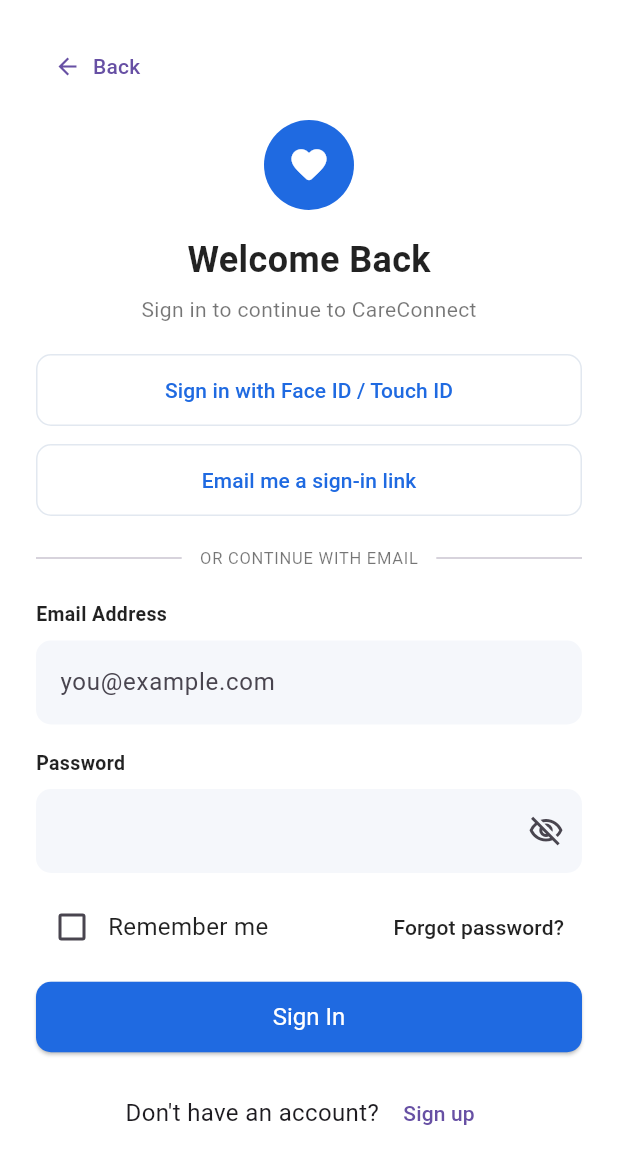
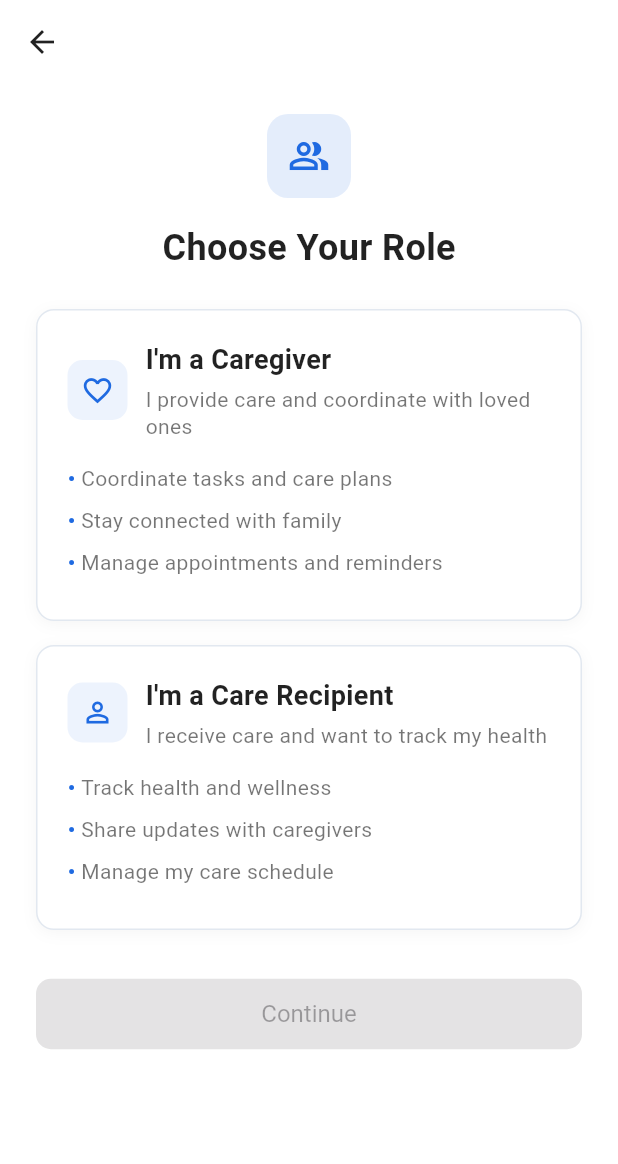
Before and after one commit to umgcTeam10/stml_careconnect, a Flutter app: the screen it shows after launch, after a tap on "Get Started", on a phone screen of 412 x 824 dp. Shown: the top 1164 px of the screen. Run offline on Flutter 3.47's test engine with Material 3 defaults, Android fonts, the phone set to English and light mode, and no system bars.

Commit message:
Week 6: role selection + screen updates + tests

```diff
--- a/lib/app/app_routes.dart
+++ b/lib/app/app_routes.dart
@@ -1,5 +1,6 @@
 class AppRoutes {
   static const welcome = '/';
+  static const roleSelection = '/role-selection';
   static const login = '/login';
   static const signup = '/signup';
   static const dashboard = '/dashboard';
--- a/lib/main.dart
+++ b/lib/main.dart
@@ -10,6 +10,7 @@
 import 'screens/signup_screen.dart';
 import 'screens/task_details_screen.dart';
 import 'screens/tasks_screen.dart';
+import 'screens/role_selection_screen.dart';
 import 'screens/welcome_screen.dart';
 import 'theme/app_theme.dart';
 
@@ -30,6 +31,8 @@
       initialRoute: AppRoutes.welcome,
       routes: {
         AppRoutes.welcome: (context) => const WelcomeScreen(),
+        AppRoutes.roleSelection: (context) =>
+            const RoleSelectionScreen(),
         AppRoutes.login: (context) => const LoginScreen(),
         AppRoutes.signup: (context) => const SignUpScreen(),
         AppRoutes.dashboard: (context) => const DashboardScreen(),
--- a/lib/screens/login_screen.dart
+++ b/lib/screens/login_screen.dart
@@ -34,10 +34,14 @@
                 child: Column(
                   crossAxisAlignment: CrossAxisAlignment.start,
                   children: [
-                    TextButton.icon(
+                    Semantics(
+                      label: 'Back',
+                      button: true,
+                      child: TextButton.icon(
                         onPressed: () => Navigator.pop(context),
                         icon: const Icon(Icons.arrow_back, size: 18),
                         label: const Text('Back'),
+                      ),
                     ),
                     const SizedBox(height: 12),
                     Center(
@@ -49,13 +53,16 @@
                           children: [
                             Center(child: AppLogoBadge.circle()),
                             const SizedBox(height: 16),
-                            const Center(
-                              child: Text(
+                            Center(
+                              child: Semantics(
+                                header: true,
+                                child: const Text(
                                   'Welcome Back',
                                   style: TextStyle(
                                   fontSize: 24,
                                   fontWeight: FontWeight.bold,
                                   color: Colors.black87,
+                                  ),
                                 ),
                               ),
                             ),
@@ -109,7 +116,9 @@
                               ),
                             ),
                             const SizedBox(height: 8),
-                            TextField(
+                            Semantics(
+                              label: 'Email Address',
+                              child: TextField(
                                 keyboardType: TextInputType.emailAddress,
                                 decoration: InputDecoration(
                                   hintText: 'you@example.com',
@@ -118,6 +127,7 @@
                                 border: OutlineInputBorder(
                                   borderRadius: BorderRadius.circular(10),
                                   borderSide: BorderSide.none,
+                                ),
                               ),
                             ),
                             ),
@@ -131,7 +141,9 @@
                               ),
                             ),
                             const SizedBox(height: 8),
-                            TextField(
+                            Semantics(
+                              label: 'Password',
+                              child: TextField(
                                 obscureText: _obscurePassword,
                                 decoration: InputDecoration(
                                   filled: true,
@@ -140,10 +152,16 @@
                                     borderRadius: BorderRadius.circular(10),
                                     borderSide: BorderSide.none,
                                   ),
-                                suffixIcon: IconButton(
+                                  suffixIcon: Semantics(
+                                    label: _obscurePassword
+                                        ? 'Show password'
+                                        : 'Hide password',
+                                    button: true,
+                                    child: IconButton(
                                       onPressed: () {
                                         setState(() {
-                                      _obscurePassword = !_obscurePassword;
+                                          _obscurePassword =
+                                              !_obscurePassword;
                                         });
                                       },
                                       icon: Icon(
@@ -151,11 +169,20 @@
                                             ? Icons.visibility_off_outlined
                                             : Icons.visibility_outlined,
                                       ),
+                                      tooltip: _obscurePassword
+                                          ? 'Show password'
+                                          : 'Hide password',
+                                    ),
+                                  ),
                                 ),
                               ),
                             ),
                             const SizedBox(height: 12),
                             Row(
+                              children: [
+                                MergeSemantics(
+                                  child: Row(
+                                    mainAxisSize: MainAxisSize.min,
                                     children: [
                                       Checkbox(
                                         value: _rememberMe,
@@ -168,6 +195,9 @@
                                       const Text(
                                         'Remember me',
                                         style: TextStyle(color: Colors.black87),
+                                      ),
+                                    ],
+                                  ),
                                 ),
                                 const Spacer(),
                                 TextButton(
@@ -185,7 +215,7 @@
                               onPressed: () {
                                 Navigator.pushReplacementNamed(
                                   context,
-                                  AppRoutes.signup,
+                                  AppRoutes.dashboard,
                                 );
                               },
                             ),
--- /dev/null
+++ b/lib/screens/role_selection_screen.dart
@@ -0,0 +1,276 @@
+import 'package:flutter/material.dart';
+import '../app/app_routes.dart';
+import '../theme/app_theme.dart';
+import '../widgets/primary_button.dart';
+
+enum UserRole { careRecipient, caregiver }
+
+class RoleSelectionScreen extends StatefulWidget {
+  const RoleSelectionScreen({super.key});
+
+  @override
+  State<RoleSelectionScreen> createState() => _RoleSelectionScreenState();
+}
+
+class _RoleSelectionScreenState extends State<RoleSelectionScreen> {
+  UserRole? _selectedRole;
+
+  @override
+  Widget build(BuildContext context) {
+    return Scaffold(
+      backgroundColor: Colors.white,
+      appBar: AppBar(
+        backgroundColor: Colors.white,
+        elevation: 0,
+        leading: Semantics(
+          label: 'Back',
+          button: true,
+          child: IconButton(
+            onPressed: () => Navigator.pop(context),
+            icon: const Icon(Icons.arrow_back, color: Colors.black87),
+            tooltip: 'Back',
+          ),
+        ),
+      ),
+      body: SafeArea(
+        child: LayoutBuilder(
+          builder: (context, constraints) {
+            return SingleChildScrollView(
+              padding: const EdgeInsets.symmetric(horizontal: 24, vertical: 20),
+              child: ConstrainedBox(
+                constraints: BoxConstraints(minHeight: constraints.maxHeight),
+                child: Column(
+                  crossAxisAlignment: CrossAxisAlignment.stretch,
+                  mainAxisSize: MainAxisSize.min,
+                  children: [
+                    // Top centered icon (decorative, excluded from semantics)
+                    Center(
+                      child: ExcludeSemantics(
+                        child: Container(
+                          width: 56,
+                          height: 56,
+                          decoration: BoxDecoration(
+                            color: AppColors.primary.withOpacity(0.12),
+                            borderRadius: BorderRadius.circular(14),
+                          ),
+                          child: const Icon(
+                            Icons.people_alt_outlined,
+                            color: AppColors.primary,
+                            size: 28,
+                          ),
+                        ),
+                      ),
+                    ),
+                    const SizedBox(height: 16),
+                    Semantics(
+                      header: true,
+                      child: const Center(
+                        child: Text(
+                          'Choose Your Role',
+                          style: TextStyle(
+                            fontSize: 24,
+                            fontWeight: FontWeight.bold,
+                            color: Colors.black87,
+                          ),
+                        ),
+                      ),
+                    ),
+                    const SizedBox(height: 24),
+                    _RoleCard(
+                      role: UserRole.caregiver,
+                      title: "I'm a Caregiver",
+                      subtitle: 'I provide care and coordinate with loved ones',
+                      icon: Icons.favorite_border,
+                      benefits: const [
+                        'Coordinate tasks and care plans',
+                        'Stay connected with family',
+                        'Manage appointments and reminders',
+                      ],
+                      isSelected: _selectedRole == UserRole.caregiver,
+                      onTap: () {
+                        setState(() => _selectedRole = UserRole.caregiver);
+                      },
+                    ),
+                    const SizedBox(height: 16),
+                    _RoleCard(
+                      role: UserRole.careRecipient,
+                      title: "I'm a Care Recipient",
+                      subtitle: 'I receive care and want to track my health',
+                      icon: Icons.person_outline,
+                      benefits: const [
+                        'Track health and wellness',
+                        'Share updates with caregivers',
+                        'Manage my care schedule',
+                      ],
+                      isSelected: _selectedRole == UserRole.careRecipient,
+                      onTap: () {
+                        setState(() => _selectedRole = UserRole.careRecipient);
+                      },
+                    ),
+                    const SizedBox(height: 32),
+                    PrimaryButton(
+                      label: 'Continue',
+                      onPressed: _selectedRole == null
+                          ? null
+                          : () {
+                              Navigator.pushReplacementNamed(
+                                context,
+                                AppRoutes.login,
+                              );
+                            },
+                    ),
+                  ],
+                ),
+              ),
+            );
+          },
+        ),
+      ),
+    );
+  }
+}
+
+class _RoleCard extends StatelessWidget {
+  const _RoleCard({
+    required this.role,
+    required this.title,
+    required this.subtitle,
+    required this.icon,
+    required this.benefits,
+    required this.isSelected,
+    required this.onTap,
+  });
+
+  final UserRole role;
+  final String title;
+  final String subtitle;
+  final IconData icon;
+  final List<String> benefits;
+  final bool isSelected;
+  final VoidCallback onTap;
+
+  @override
+  Widget build(BuildContext context) {
+    return Semantics(
+      button: true,
+      selected: isSelected,
+      label: title,
+      hint: 'Double tap to select this role',
+      child: InkWell(
+        onTap: onTap,
+        borderRadius: BorderRadius.circular(12),
+        child: AnimatedContainer(
+          duration: const Duration(milliseconds: 150),
+          padding: const EdgeInsets.all(20),
+          decoration: BoxDecoration(
+            color: isSelected
+                ? AppColors.primary.withOpacity(0.06)
+                : AppColors.lightCard,
+            borderRadius: BorderRadius.circular(12),
+            border: Border.all(
+              color: isSelected
+                  ? AppColors.primary
+                  : const Color(0xFFE2E8F0),
+              width: isSelected ? 2 : 1,
+            ),
+            boxShadow: [
+              BoxShadow(
+                color: Colors.black.withOpacity(0.04),
+                blurRadius: 8,
+                offset: const Offset(0, 2),
+              ),
+            ],
+          ),
+          child: Column(
+            crossAxisAlignment: CrossAxisAlignment.start,
+            children: [
+              Row(
+                children: [
+                  ExcludeSemantics(
+                    child: Container(
+                      width: 40,
+                      height: 40,
+                      decoration: BoxDecoration(
+                        color: isSelected
+                            ? AppColors.primary.withOpacity(0.15)
+                            : AppColors.primary.withOpacity(0.08),
+                        borderRadius: BorderRadius.circular(10),
+                      ),
+                      child: Icon(
+                        icon,
+                        color: AppColors.primary,
+                        size: 22,
+                      ),
+                    ),
+                  ),
+                  const SizedBox(width: 12),
+                  Expanded(
+                    child: Column(
+                      crossAxisAlignment: CrossAxisAlignment.start,
+                      children: [
+                        Text(
+                          title,
+                          style: const TextStyle(
+                            fontSize: 18,
+                            fontWeight: FontWeight.bold,
+                            color: Colors.black87,
+                          ),
+                        ),
+                        const SizedBox(height: 4),
+                        Text(
+                          subtitle,
+                          style: const TextStyle(
+                            fontSize: 14,
+                            color: Colors.black54,
+                            height: 1.3,
+                          ),
+                        ),
+                      ],
+                    ),
+                  ),
+                  if (isSelected)
+                    ExcludeSemantics(
+                      child: Icon(
+                        Icons.check_circle,
+                        color: AppColors.primary,
+                        size: 24,
+                      ),
+                    ),
+                ],
+              ),
+              const SizedBox(height: 16),
+              ...benefits.map(
+                (b) => Padding(
+                  padding: const EdgeInsets.only(bottom: 8),
+                  child: Row(
+                    crossAxisAlignment: CrossAxisAlignment.start,
+                    children: [
+                      Text(
+                        '• ',
+                        style: TextStyle(
+                          color: AppColors.primary,
+                          fontSize: 14,
+                          fontWeight: FontWeight.bold,
+                        ),
+                      ),
+                      Expanded(
+                        child: Text(
+                          b,
+                          style: const TextStyle(
+                            fontSize: 14,
+                            color: Colors.black54,
+                            height: 1.4,
+                          ),
+                        ),
+                      ),
+                    ],
+                  ),
+                ),
+              ),
+            ],
+          ),
+        ),
+      ),
+    );
+  }
+}
--- a/lib/screens/welcome_screen.dart
+++ b/lib/screens/welcome_screen.dart
@@ -50,14 +50,17 @@
                               children: [
                                 AppLogoBadge.square(),
                                 const SizedBox(height: 16),
-                                const Text(
-                                  'CareConnect',
-                                  style: TextStyle(
+                                Semantics(
+                                  header: true,
+                                  child: const Text(
+                                    'CareConnect',
+                                    style: TextStyle(
                                     color: Colors.white,
                                     fontSize: 24,
                                     fontWeight: FontWeight.bold,
                                   ),
-                                  textAlign: TextAlign.center,
+                                    textAlign: TextAlign.center,
+                                  ),
                                 ),
                                 const SizedBox(height: 8),
                                 const Text(
@@ -95,9 +98,21 @@
                                   onPressed: () {
                                     Navigator.pushNamed(
                                       context,
-                                      AppRoutes.login,
+                                      AppRoutes.roleSelection,
                                     );
                                   },
+                                ),
+                                const SizedBox(height: 12),
+                                Center(
+                                  child: TextButton(
+                                    onPressed: () {
+                                      Navigator.pushNamed(
+                                        context,
+                                        AppRoutes.login,
+                                      );
+                                    },
+                                    child: const Text('Log in'),
+                                  ),
                                 ),
                               ],
                             ),
--- a/lib/widgets/primary_button.dart
+++ b/lib/widgets/primary_button.dart
@@ -10,7 +10,7 @@
   });
 
   final String label;
-  final VoidCallback onPressed;
+  final VoidCallback? onPressed;
   final bool outlined;
 
   @override
```
Also changed, not shown: week6-evidence/flutter/coverage.txt (added, +7 -0 lines), lib/screens/calendar_screen.dart (line endings or trailing spaces), lib/screens/messages_screen.dart (line endings or trailing spaces), lib/screens/profile_screen.dart (line endings or trailing spaces), lib/screens/tasks_screen.dart (line endings or trailing spaces), 4 other files. Lines whose indentation alone changed are shown as unchanged.
